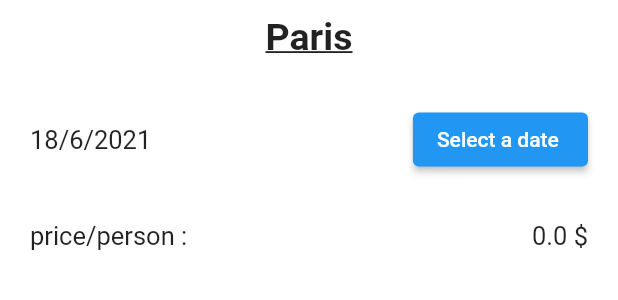
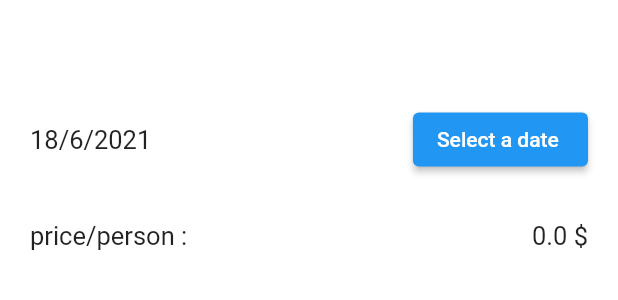
Before and after one commit to MaximeArn/flutter_intro, a Flutter app: the TripOverview widget shown alone on an empty page, opened directly with empty values, on a phone screen of 412 x 824 dp. Shown: the top 300 px of the screen. Run offline on Flutter 3.47's test engine with Material 2 defaults, Android fonts, the phone set to English and light mode, and no system bars.

```diff
--- a/lib/views/city_detail/widgets/trip_overview.dart
+++ b/lib/views/city_detail/widgets/trip_overview.dart
@@ -5,12 +5,13 @@ import 'package:widgets_tests/models/trip_model.dart';
 class TripOverview extends StatelessWidget {
   final VoidCallback setDate;
   final Trip myTrip;
+  final String cityName;
 
   double get amount {
     return 0;
   }
 
-  TripOverview({required this.myTrip, required this.setDate});
+  TripOverview({required this.myTrip, required this.setDate, required this.cityName});
 
   @override
   Widget build(BuildContext context) {
@@ -25,7 +26,7 @@ class TripOverview extends StatelessWidget {
       child: Column(
         children: <Widget>[
           Text(
-            "Paris",
+            cityName,
             style: TextStyle(
                 fontSize: 25,
                 fontWeight: FontWeight.bold,
--- a/lib/views/home/widgets/city_card.dart
+++ b/lib/views/home/widgets/city_card.dart
@@ -24,7 +24,8 @@ class CityCard extends StatelessWidget {
               child: InkWell(onTap: () {
                 Navigator.pushNamed(
                   context,
-                  "/city"
+                  "/city",
+                  arguments: city
                 );
               }),
             ),
```
Also changed, not shown: lib/views/city_detail/city_detail.dart (+8 -1 lines).
